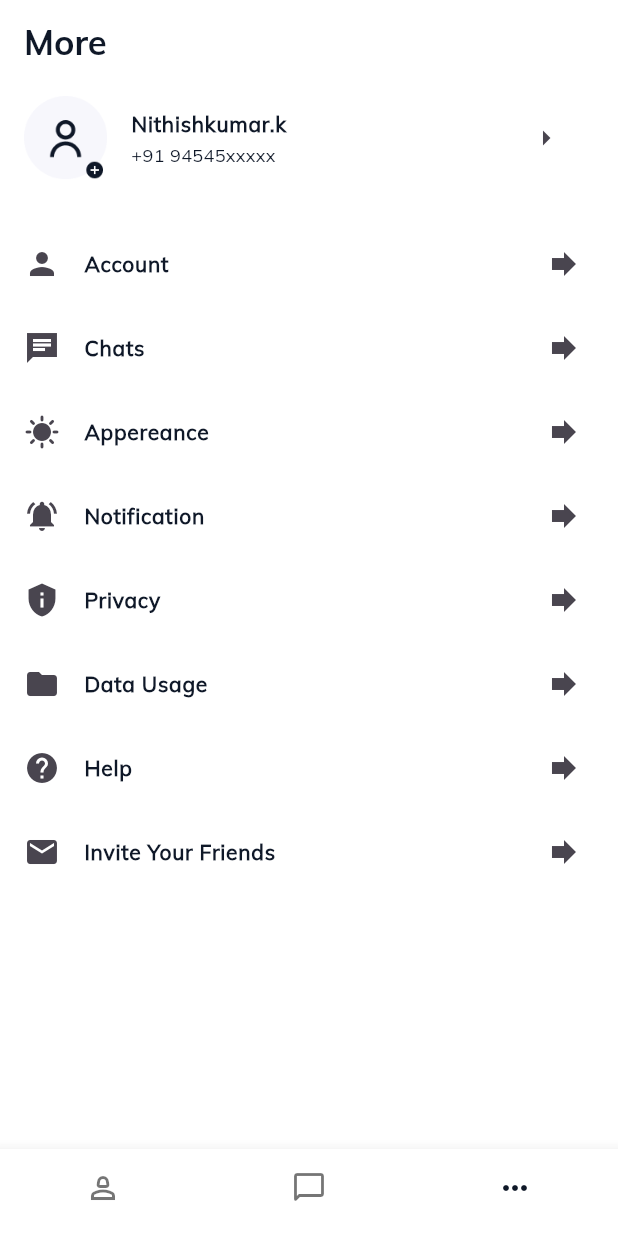
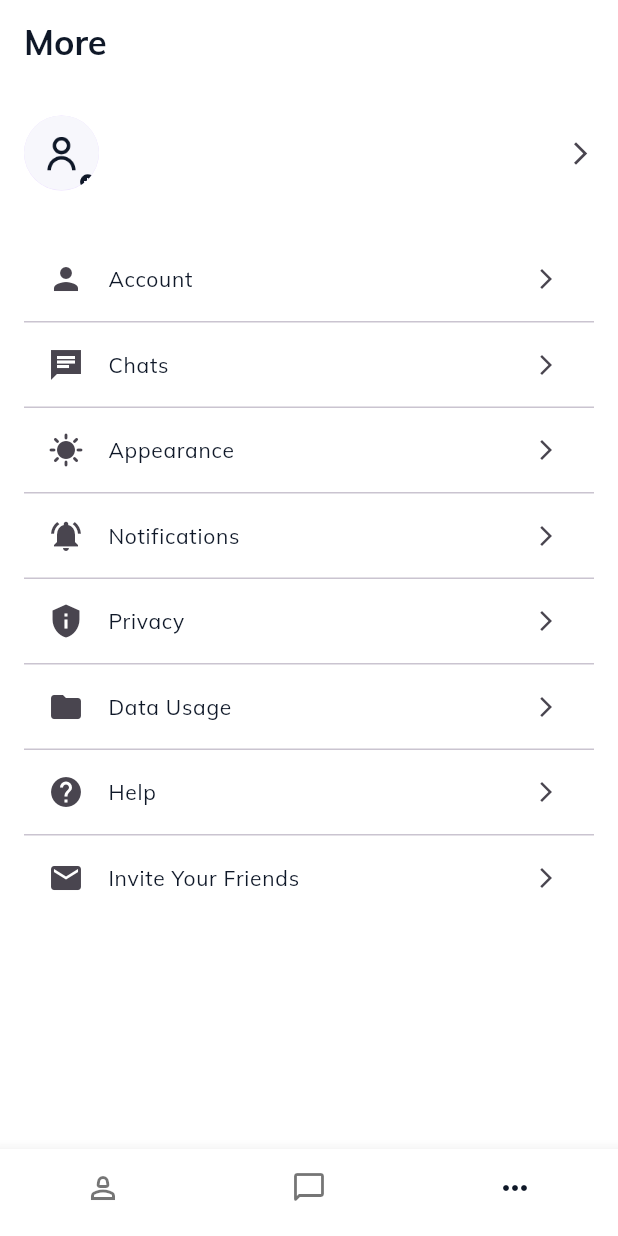
Before and after one commit to nithish25kumar/messenger-app, a Flutter app: the Bottomnavscreen screen opened directly, item 3 of the bottom bar chosen, on a phone screen of 412 x 824 dp. Run offline on Flutter 3.47's test engine with Material 3 defaults, Android fonts, the phone set to English and light mode, and no system bars; our stand-ins replace cloud_firestore, firebase_auth, firebase_core, flutter_bloc, google_sign_in, pinput; accounts and stored records are empty.

Commit message:
ui updated

```diff
--- a/lib/repositary/screens/bottomnav/bottomNavscreen.dart
+++ b/lib/repositary/screens/bottomnav/bottomNavscreen.dart
@@ -1,8 +1,8 @@
 import 'package:flutter/material.dart';
+import 'package:firebase_auth/firebase_auth.dart';
 import 'package:messenger_app/repositary/screens/chats/chatscreen.dart';
 import 'package:messenger_app/repositary/screens/contacts/contactscreen.dart';
 import 'package:messenger_app/repositary/screens/more/morescreen.dart';
-
 import '../../../domain/constants/appcolors.dart';
 
 class Bottomnavscreen extends StatefulWidget {
@@ -14,12 +14,24 @@ class Bottomnavscreen extends StatefulWidget {
 
 class _BottomnavscreenState extends State<Bottomnavscreen> {
   int currentIndex = 1;
-  List<Widget> pages = [Contactscreen(), Chatscreen(), Morescreen()];
+  late List<Widget> pages;
+
+  @override
+  void initState() {
+    super.initState();
+    final user = FirebaseAuth.instance.currentUser;
+    pages = [
+      Contactscreen(currentUser: user!),
+      Chatscreen(),
+      Morescreen(),
+    ];
+  }
+
   @override
   Widget build(BuildContext context) {
     return Scaffold(
       bottomNavigationBar: BottomNavigationBar(
-        items: [
+        items: const [
           BottomNavigationBarItem(
               icon: Icon(Icons.person_2_outlined), label: "Contacts"),
           BottomNavigationBarItem(
--- a/lib/repositary/screens/contacts/contactscreen.dart
+++ b/lib/repositary/screens/contacts/contactscreen.dart
@@ -1,10 +1,14 @@
 import 'package:flutter/material.dart';
+import 'package:firebase_auth/firebase_auth.dart';
 import 'package:messenger_app/repositary/screens/widgets/Uihelper.dart';
-
 import '../../../domain/constants/appcolors.dart';
 
 class Contactscreen extends StatelessWidget {
+  final User currentUser;
+  Contactscreen({required this.currentUser});
+
   TextEditingController searchController = TextEditingController();
+
   var arrContacts = [
     {
       "img": "Frame 3293.png",
@@ -39,26 +43,38 @@ class Contactscreen extends StatelessWidget {
           fontsize: 25,
           fontweight: FontWeight.bold,
           fontfamily: "bold",
-            context: context),
+          context: context,
+        ),
         actions: [IconButton(onPressed: () {}, icon: Icon(Icons.add))],
       ),
       body: Center(
         child: Column(
           children: [
-            SizedBox(
-              height: 20,
+            SizedBox(height: 20),
+            ListTile(
+              leading: CircleAvatar(
+                backgroundImage: NetworkImage(currentUser.photoURL ?? ''),
+                radius: 30,
               ),
+              title: Text(
+                currentUser.displayName ?? '',
+                style: TextStyle(fontSize: 16, fontWeight: FontWeight.bold),
+              ),
+              subtitle:
+                  Text(currentUser.email ?? '', style: TextStyle(fontSize: 13)),
+            ),
+            SizedBox(height: 10),
             Uihelper.CustomTextField(
               controller: searchController,
               text: "Search",
               textinputtype: TextInputType.text,
               context: context,
-                icondata: Icons.search),
-            SizedBox(
-              height: 10,
+              icondata: Icons.search,
             ),
+            SizedBox(height: 10),
             Expanded(
               child: ListView.builder(
+                itemCount: arrContacts.length,
                 itemBuilder: (context, index) {
                   return ListTile(
                     leading: Uihelper.CustomImage(
@@ -67,16 +83,17 @@ class Contactscreen extends StatelessWidget {
                       text: arrContacts[index]["name"].toString(),
                       fontsize: 14,
                       fontweight: FontWeight.w600,
-                        context: context),
+                      context: context,
+                    ),
                     subtitle: Uihelper.CustomText(
                       text: arrContacts[index]["lastseen"].toString(),
                       fontsize: 12,
-                        context: context),
+                      context: context,
+                    ),
                   );
                 },
-                itemCount: arrContacts.length,
               ),
-            )
+            ),
           ],
         ),
       ),
--- a/lib/repositary/screens/more/morescreen.dart
+++ b/lib/repositary/screens/more/morescreen.dart
@@ -1,70 +1,129 @@
+import 'package:cloud_firestore/cloud_firestore.dart';
+import 'package:firebase_auth/firebase_auth.dart';
 import 'package:flutter/material.dart';
 import 'package:messenger_app/repositary/screens/widgets/Uihelper.dart';
 
 import '../../../domain/constants/appcolors.dart';
 
-class Morescreen extends StatelessWidget {
-  var arrMore = [
+class Morescreen extends StatefulWidget {
+  const Morescreen({super.key});
+
+  @override
+  State<Morescreen> createState() => _MorescreenState();
+}
+
+class _MorescreenState extends State<Morescreen> {
+  final List<Map<String, dynamic>> arrMore = [
     {"icon": Icons.person, "txt": "Account"},
     {"icon": Icons.chat_sharp, "txt": "Chats"},
-    {"icon": Icons.sunny, "txt": "Appereance"},
-    {"icon": Icons.notifications_active, "txt": "Notification"},
+    {"icon": Icons.sunny, "txt": "Appearance"},
+    {"icon": Icons.notifications_active, "txt": "Notifications"},
     {"icon": Icons.privacy_tip, "txt": "Privacy"},
     {"icon": Icons.folder, "txt": "Data Usage"},
     {"icon": Icons.help, "txt": "Help"},
     {"icon": Icons.mail, "txt": "Invite Your Friends"},
   ];
 
+  String name = "";
+  String phone = "";
+  String profileUrl = "";
+
+  @override
+  void initState() {
+    super.initState();
+    fetchUserDetails();
+  }
+
+  Future<void> fetchUserDetails() async {
+    final uid = FirebaseAuth.instance.currentUser?.uid;
+    if (uid != null) {
+      final doc =
+          await FirebaseFirestore.instance.collection('users').doc(uid).get();
+      if (doc.exists) {
+        final data = doc.data()!;
+        setState(() {
+          name = data['name'] ?? 'Unknown';
+          phone = data['phone'] ?? '';
+          profileUrl = data['profileUrl'] ?? '';
+        });
+      }
+    }
+  }
+
   @override
   Widget build(BuildContext context) {
+    final isDark = Theme.of(context).brightness == Brightness.dark;
+
     return Scaffold(
       appBar: AppBar(
-        backgroundColor: Theme.of(context).brightness == Brightness.dark
-            ? AppColors.scaffolddark
-            : AppColors.scaffoldlight,
+        backgroundColor:
+            isDark ? AppColors.scaffolddark : AppColors.scaffoldlight,
         title: Uihelper.CustomText(
           text: "More",
           fontsize: 23,
           fontweight: FontWeight.bold,
           fontfamily: "bold",
-            context: context),
+          context: context,
         ),
-      body: Column(
+      ),
+      body: SafeArea(
+        child: Padding(
+          padding: const EdgeInsets.symmetric(horizontal: 16.0),
+          child: Column(
             children: [
+              SizedBox(height: 10),
               ListTile(
-            leading: Theme.of(context).brightness == Brightness.dark
-                ? Uihelper.CustomImage(imgurl: "darkprofile.png")
-                : Uihelper.CustomImage(imgurl: "lightprofile.png"),
+                contentPadding: EdgeInsets.zero,
+                leading: CircleAvatar(
+                  radius: 25,
+                  backgroundImage: profileUrl.isNotEmpty
+                      ? NetworkImage(profileUrl)
+                      : AssetImage(isDark
+                          ? "assets/images/darkprofile.png"
+                          : "assets/images/lightprofile.png") as ImageProvider,
+                ),
                 title: Uihelper.CustomText(
-                text: "Nithishkumar.k",
+                  text: name,
+                  fontsize: 16,
+                  fontweight: FontWeight.bold,
+                  context: context,
+                ),
+                subtitle: Uihelper.CustomText(
+                  text: phone,
+                  fontsize: 12,
+                  context: context,
+                ),
+                trailing: Icon(Icons.arrow_forward_ios, size: 18),
+                onTap: () {},
+              ),
+              SizedBox(height: 20),
+              Expanded(
+                child: ListView.separated(
+                  itemCount: arrMore.length,
+                  separatorBuilder: (_, __) => Divider(height: 1),
+                  itemBuilder: (context, index) {
+                    final item = arrMore[index];
+                    return InkWell(
+                      onTap: () {
+                        // TODO: Add navigation for each option
+                      },
+                      child: ListTile(
+                        leading: Icon(item["icon"] as IconData),
+                        title: Uihelper.CustomText(
+                          text: item["txt"].toString(),
                           fontsize: 14,
-                fontweight: FontWeight.bold,
-                context: context),
-            subtitle: Uihelper.CustomText(
-                text: "+91 94545xxxxx", fontsize: 12, context: context),
-            trailing:
-                IconButton(onPressed: () {}, icon: Icon(Icons.arrow_right)),
+                          fontweight: FontWeight.w500,
+                          context: context,
                         ),
-          SizedBox(
-            height: 20,
+                        trailing: Icon(Icons.arrow_forward_ios, size: 16),
                       ),
-          Expanded(
-            child: ListView.builder(
-              itemBuilder: (context, index) {
-                return ListTile(
-                  leading: Icon(arrMore[index]["icon"] as IconData),
-                  title: Uihelper.CustomText(
-                      text: arrMore[index]["txt"].toString(),
-                      fontsize: 14,
-                      fontweight: FontWeight.bold,
-                      context: context),
-                  trailing: Icon(Icons.forward),
                     );
                   },
-              itemCount: arrMore.length,
                 ),
-          )
+              ),
             ],
+          ),
+        ),
       ),
     );
   }
```
Lines whose indentation alone changed are shown as unchanged.
